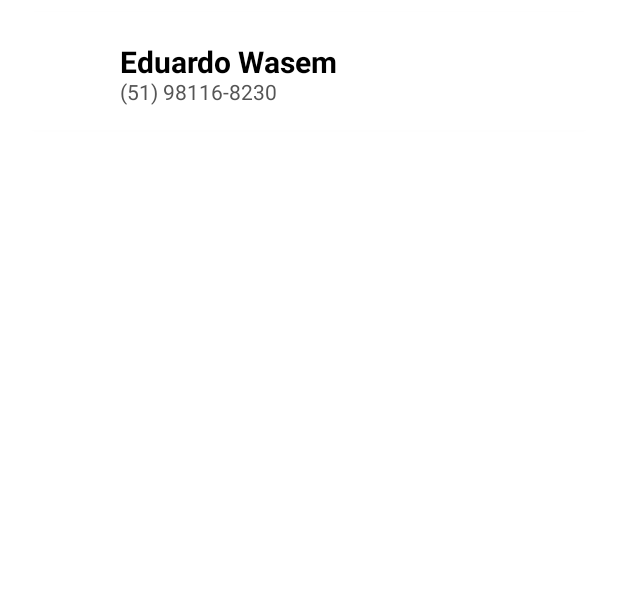
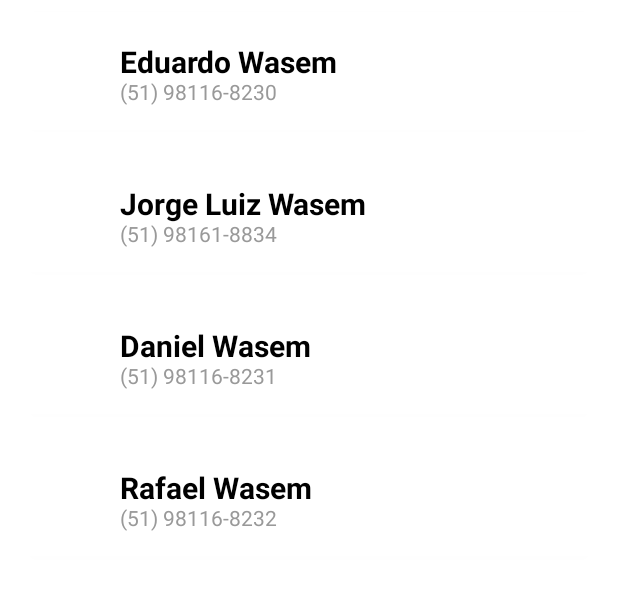
Before and after one commit to ewasem/L-ista-de-Contatos-2, an Android app: the screen it shows after launch (MainActivity), on a phone screen of 412 x 824 dp, the part 84-674 px from its top. Run offline under Robolectric (Android 15) with nearby library versions, the phone set to English and light mode, and no system bars.

Commit message:
aplicativo finalizado

```diff
--- a/app/build.gradle
+++ b/app/build.gradle
@@ -1,6 +1,7 @@
 plugins {
     id 'com.android.application'
     id 'kotlin-android'
+    id 'kotlin-android-extensions'
 }
 
 android {
@@ -38,6 +39,7 @@ dependencies {
     implementation 'com.google.android.material:material:1.4.0'
     implementation 'androidx.constraintlayout:constraintlayout:2.1.1'
     testImplementation 'junit:junit:4.+'
+    implementation 'com.google.code.gson:gson:2.8.6'
     androidTestImplementation 'androidx.test.ext:junit:1.1.3'
     androidTestImplementation 'androidx.test.espresso:espresso-core:3.4.0'
 }
--- a/app/src/main/AndroidManifest.xml
+++ b/app/src/main/AndroidManifest.xml
@@ -9,6 +9,7 @@
         android:roundIcon="@mipmap/ic_launcher_round"
         android:supportsRtl="true"
         android:theme="@style/Theme.ListaContatosUX">
+
         <activity
             android:name=".MainActivity"
             android:exported="true">
@@ -18,6 +19,7 @@
                 <category android:name="android.intent.category.LAUNCHER" />
             </intent-filter>
         </activity>
+        <activity android:name=".DetailsActivity"/>
     </application>
 
 </manifest>
--- /dev/null
+++ b/app/src/main/java/com/ewapps/listacontatosux/ClickItemContactListener.kt
@@ -0,0 +1,5 @@
+package com.ewapps.listacontatosux
+
+interface ClickItemContactListener {
+    fun clickItemContact(contato: Contact)
+}
--- a/app/src/main/java/com/ewapps/listacontatosux/Contact.kt
+++ b/app/src/main/java/com/ewapps/listacontatosux/Contact.kt
@@ -1,7 +1,11 @@
 package com.ewapps.listacontatosux
 
+import android.os.Parcelable
+import kotlinx.android.parcel.Parcelize
+
+@Parcelize
 data class Contact(
     var name: String,
     var phone: String,
     var photo: String
-)
+) : Parcelable
--- a/app/src/main/java/com/ewapps/listacontatosux/ContactAdapter.kt
+++ b/app/src/main/java/com/ewapps/listacontatosux/ContactAdapter.kt
@@ -7,15 +7,21 @@ import android.widget.ImageView
 import android.widget.TextView
 import androidx.recyclerview.widget.RecyclerView
 
-class ContactAdapter : RecyclerView.Adapter<ContactAdapter.ContactAdapterViewHolder>(){
+class ContactAdapter(var listener: ClickItemContactListener) : RecyclerView.Adapter<ContactAdapter.ContactAdapterViewHolder>(){
 
     private val list: MutableList<Contact> = mutableListOf()
 
-    class ContactAdapterViewHolder(itemView: View) : RecyclerView.ViewHolder(itemView) {
+    class ContactAdapterViewHolder(itemView: View, var list: List<Contact>, var listener: ClickItemContactListener) : RecyclerView.ViewHolder(itemView) {
 
         private val tvName: TextView = itemView.findViewById(R.id.tv_name)
         private val tvPhone: TextView = itemView.findViewById(R.id.tv_phone)
         private val ivPhoto: ImageView = itemView.findViewById(R.id.iv_photo)
+
+        init {
+            itemView.setOnClickListener {
+                listener.clickItemContact(list[adapterPosition])
+            }
+        }
         fun bind(contact: Contact) {
             tvName.text = contact.name
             tvPhone.text = contact.phone
@@ -31,7 +37,7 @@ class ContactAdapter : RecyclerView.Adapter<ContactAdapter.ContactAdapterViewHol
 
     override fun onCreateViewHolder(parent: ViewGroup, viewType: Int): ContactAdapterViewHolder {
         val view = LayoutInflater.from(parent.context).inflate(R.layout.contact_item, parent, false)
-        return ContactAdapterViewHolder(view)
+        return ContactAdapterViewHolder(view, list, listener)
     }
 
     override fun onBindViewHolder(holder: ContactAdapterViewHolder, position: Int) {
--- a/app/src/main/java/com/ewapps/listacontatosux/MainActivity.kt
+++ b/app/src/main/java/com/ewapps/listacontatosux/MainActivity.kt
@@ -1,5 +1,8 @@
 package com.ewapps.listacontatosux
 
+import android.content.Context
+import android.content.Intent
+import android.content.SharedPreferences
 import androidx.appcompat.app.AppCompatActivity
 import android.os.Bundle
 import android.view.Menu
@@ -9,23 +12,61 @@ import android.view.View
 import android.widget.Toast
 import android.widget.Toolbar
 import androidx.appcompat.app.ActionBarDrawerToggle
+import androidx.core.content.edit
 import androidx.drawerlayout.widget.DrawerLayout
 import androidx.recyclerview.widget.LinearLayoutManager
 import androidx.recyclerview.widget.RecyclerView
+import com.ewapps.listacontatosux.DetailsActivity.Companion.EXTRA_CONTACT
+import com.google.gson.Gson
+import com.google.gson.reflect.TypeToken
 
-class MainActivity : AppCompatActivity() {
+class MainActivity : AppCompatActivity(), ClickItemContactListener {
 
     private val rvList: RecyclerView by lazy {
         findViewById<RecyclerView>(R.id.rv_list)
     }
-    private val adapter = ContactAdapter()
+    private val adapter = ContactAdapter(this)
     override fun onCreate(savedInstanceState: Bundle?) {
         super.onCreate(savedInstanceState)
         setContentView(R.layout.drawer_menu)
 
         initDrawer()
+        fetchListContact()
         bindView()
-        updateList()
+
+    }
+
+    private fun fetchListContact() {
+        val list = arrayListOf(
+            Contact(
+                "Eduardo Wasem",
+                "(51) 98116-8230",
+                "img.png"
+            ),
+            Contact(
+                "Jorge Luiz Wasem",
+                "(51) 98161-8834",
+                "img.png"
+            ),
+            Contact(
+                "Daniel Wasem",
+                "(51) 98116-8231",
+                "img.png"
+            ),
+            Contact(
+                "Rafael Wasem",
+                "(51) 98116-8232",
+                "img.png"
+            )
+        )
+        getInstanceSharedPreferences().edit {
+            putString("contacts", Gson().toJson(list))
+            commit()
+        }
+    }
+
+    private fun getInstanceSharedPreferences(): SharedPreferences {
+        return getSharedPreferences("com.ewapps.listacontatosux.PREFERENCES", Context.MODE_PRIVATE)
     }
 
     private fun initDrawer() {
@@ -42,18 +83,17 @@ class MainActivity : AppCompatActivity() {
     private fun bindView() {
         rvList.adapter = adapter
         rvList.layoutManager = LinearLayoutManager(this)
+        updateList()
+    }
+
+    private fun getListContacts(): List<Contact> {
+        val list = getInstanceSharedPreferences().getString("contacts", "[]")
+        val turnsType = object : TypeToken<List<Contact>>() {}.type
+        return Gson().fromJson(list, turnsType)
     }
 
     private fun updateList() {
-        adapter.updateList(
-            arrayListOf(
-                Contact(
-                    "Eduardo Wasem",
-                    "(51) 98116-8230",
-                    "img.png"
-                )
-            )
-        )
+        adapter.updateList(getListContacts())
     }
 
     private fun showToast(message: String) {
@@ -80,4 +120,10 @@ class MainActivity : AppCompatActivity() {
             else -> super.onOptionsItemSelected(item)
         }
     }
+
+    override fun clickItemContact(contato: Contact) {
+        val intent = Intent(this, DetailsActivity::class.java)
+        intent.putExtra(EXTRA_CONTACT, contato)
+        startActivity(intent)
+    }
 }
--- a/app/src/main/res/layout/contact_item.xml
+++ b/app/src/main/res/layout/contact_item.xml
@@ -38,9 +38,9 @@
         <TextView
             android:id="@+id/tv_phone"
             android:layout_width="0dp"
+            style="@style/TextViewDefault"
             android:layout_height="wrap_content"
             android:layout_marginStart="16dp"
-            android:textColor="#555555"
             android:textSize="14sp"
             app:layout_constraintBottom_toBottomOf="@id/iv_photo"
             app:layout_constraintStart_toEndOf="@id/iv_photo"
--- /dev/null
+++ b/app/src/main/res/values/styles.xml
@@ -0,0 +1,6 @@
+<?xml version="1.0" encoding="utf-8"?>
+<resources>
+    <style name="TextViewDefault" parent="Widget.AppCompat.TextView">
+        <item name="android:textColor">#999999</item>
+    </style>
+</resources>
```
Also changed, not shown: app/src/main/java/com/ewapps/listacontatosux/DetailsActivity.kt (added, +45 -0 lines), app/src/main/res/layout/contact_detail.xml (added, +49 -0 lines).
